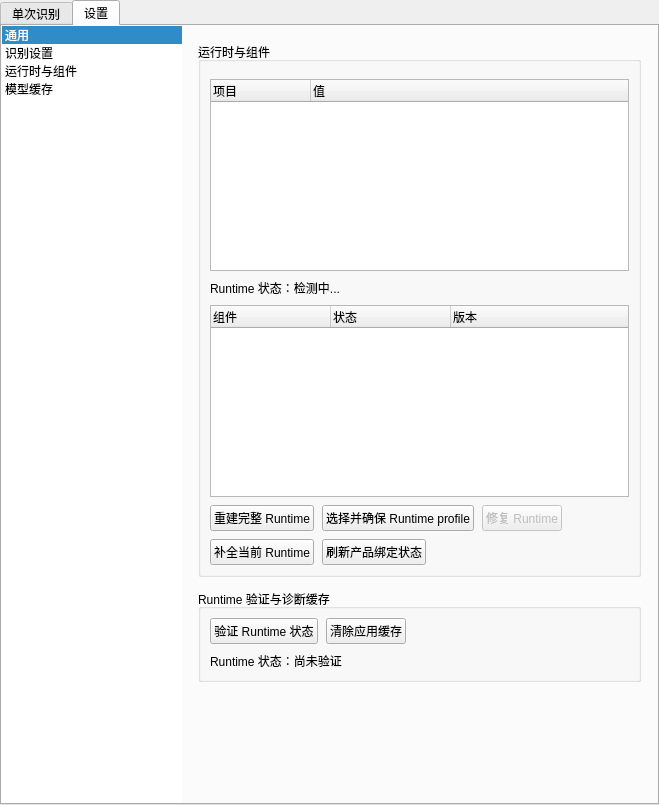
This is apps/vibeocr-pyside/src/vibeocr/classic/ui/main_window.ui in FelixJI/vibeocr-classic as Qt 5 draws it before an edit. The edited form follows.
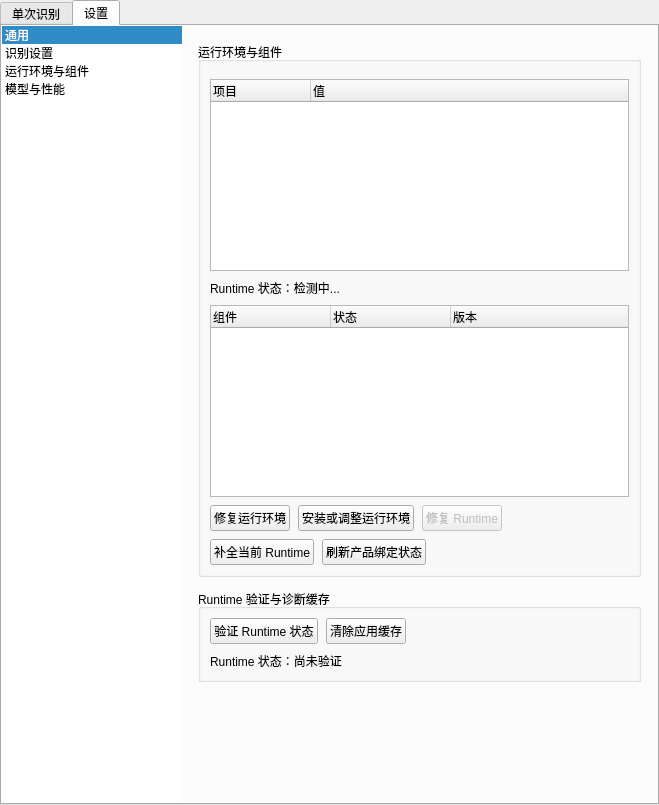
This is the edited form. The open tabs and pages were chosen to show the change. Custom widgets are drawn as their Qt base class.

The edit to the form file:
```diff
--- a/apps/vibeocr-pyside/src/vibeocr/classic/ui/main_window.ui
+++ b/apps/vibeocr-pyside/src/vibeocr/classic/ui/main_window.ui
@@ -204,12 +204,12 @@
          </item>
          <item>
           <property name="text">
-            <string>运行时与组件</string>
+            <string>运行环境与组件</string>
           </property>
          </item>
          <item>
           <property name="text">
-            <string>模型缓存</string>
+            <string>模型与性能</string>
           </property>
          </item>
         </widget>
@@ -595,7 +595,7 @@
            <item>
             <widget class="QGroupBox" name="groupEnvMaintenance">
              <property name="title">
-               <string>运行时与组件</string>
+               <string>运行环境与组件</string>
              </property>
              <layout class="QVBoxLayout" name="envMaintenanceLayout">
               <property name="spacing">
@@ -712,7 +712,7 @@
                    <string>校验并修复绑定版本的完整 Runtime profile，不执行逐包依赖变更。</string>
                   </property>
                   <property name="text">
-                   <string>重建完整 Runtime</string>
+                   <string>修复运行环境</string>
                   </property>
                  </widget>
                 </item>
@@ -722,7 +722,7 @@
                    <string>选择 CPU/GPU profile；确认后通过可见安装流程校验或切换。</string>
                   </property>
                   <property name="text">
-                   <string>选择并确保 Runtime profile</string>
+                   <string>安装或调整运行环境</string>
                   </property>
                  </widget>
                 </item>
```
Left out of the diff: 2 changed lines with no effect on the pictures.
